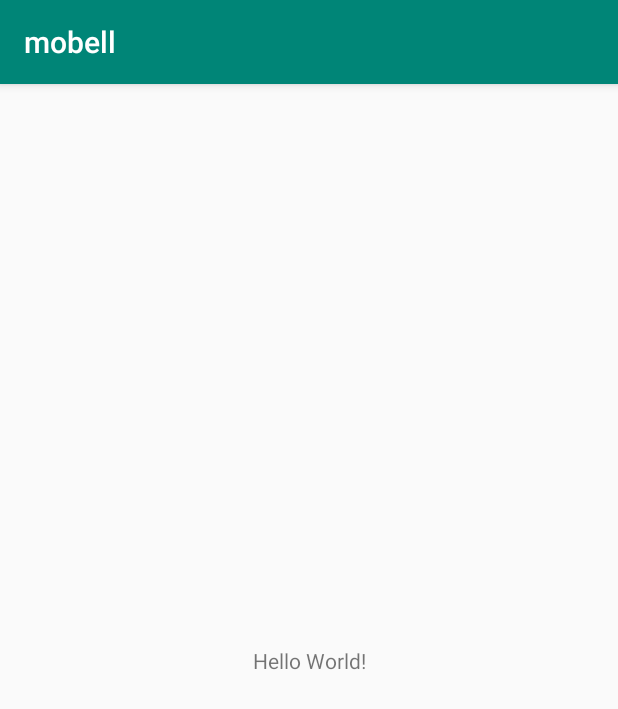
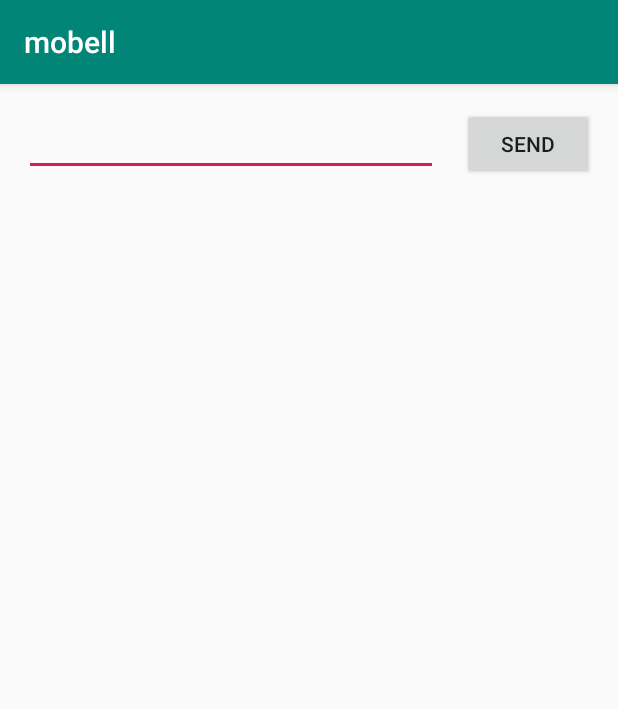
Before and after one commit to StevenTaruc/mobell, an Android app: the screen it shows after launch (MainActivity), on a phone screen of 412 x 824 dp. Shown: the top 709 px of the screen. Run offline under Robolectric (Android 15) with nearby library versions, the phone set to English and light mode, and no system bars.

Commit message:
20190119 mobell Tutorial Android App
Finish the tutorial Android app, because I'm still learning Android

```diff
--- a/mobell/app/src/main/res/layout/activity_main.xml
+++ b/mobell/app/src/main/res/layout/activity_main.xml
@@ -6,13 +6,31 @@
     android:layout_height="match_parent"
     tools:context=".MainActivity">
 
-    <TextView
+    <EditText
+        android:id="@+id/editText"
+        android:layout_width="0dp"
+        android:layout_height="wrap_content"
+        android:layout_marginStart="16dp"
+        android:layout_marginTop="16dp"
+        android:ems="10"
+        android:inputType="textPersonName"
+        app:layout_constraintEnd_toStartOf="@+id/button"
+        app:layout_constraintHorizontal_bias="0.5"
+        app:layout_constraintHorizontal_chainStyle="packed"
+        app:layout_constraintStart_toStartOf="parent"
+        app:layout_constraintTop_toTopOf="parent" />
+
+    <Button
+        android:id="@+id/button"
         android:layout_width="wrap_content"
         android:layout_height="wrap_content"
-        android:text="Hello World!"
-        app:layout_constraintBottom_toBottomOf="parent"
-        app:layout_constraintLeft_toLeftOf="parent"
-        app:layout_constraintRight_toRightOf="parent"
+        android:layout_marginStart="16dp"
+        android:layout_marginTop="16dp"
+        android:layout_marginEnd="16dp"
+        android:onClick="sendMessage"
+        android:text="Send"
+        app:layout_constraintEnd_toEndOf="parent"
+        app:layout_constraintHorizontal_bias="0.5"
+        app:layout_constraintStart_toEndOf="@+id/editText"
         app:layout_constraintTop_toTopOf="parent" />
-
 </android.support.constraint.ConstraintLayout>
--- a/mobell/app/src/main/res/values/strings.xml
+++ b/mobell/app/src/main/res/values/strings.xml
@@ -1,3 +1,3 @@
 <resources>
-    <string name="app_name">mobell</string>
+    <string name="app_name" translatable="false">mobell</string>
 </resources>
```
Also changed, not shown: mobell/app/src/main/AndroidManifest.xml (+7 -0 lines), mobell/app/src/main/java/com/example/mobell/DisplayMessageActivity.java (added, +21 -0 lines), mobell/app/src/main/java/com/example/mobell/MainActivity.java (+15 -0 lines), mobell/app/src/main/res/layout/activity_display_message.xml (added, +18 -0 lines), 1 other file.
